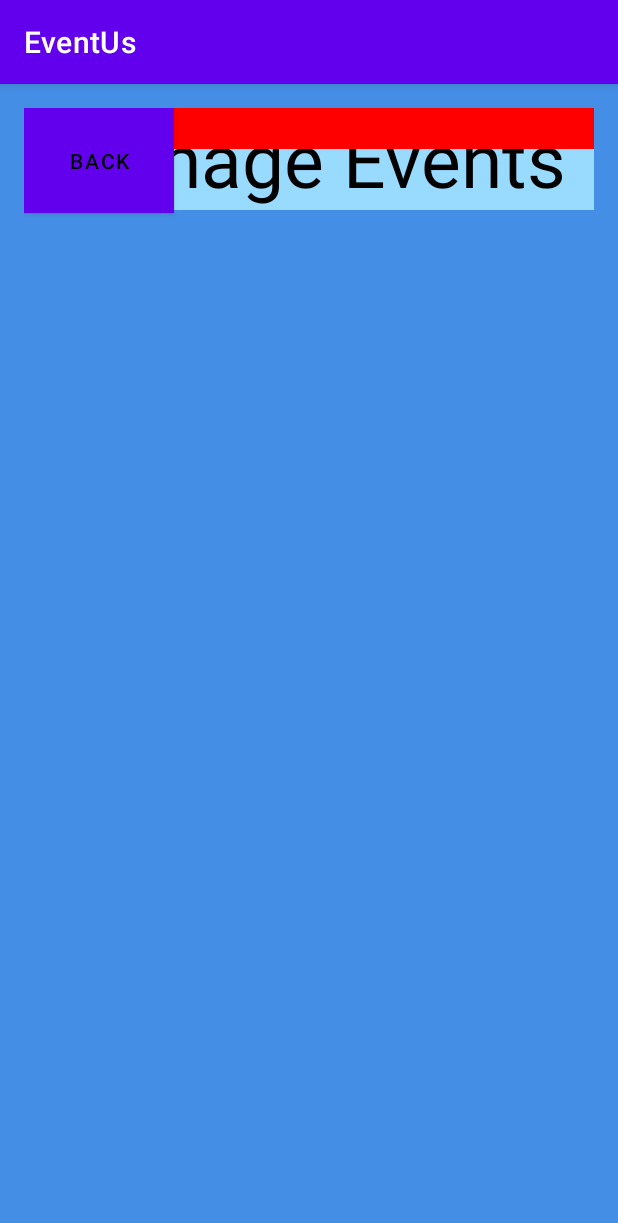
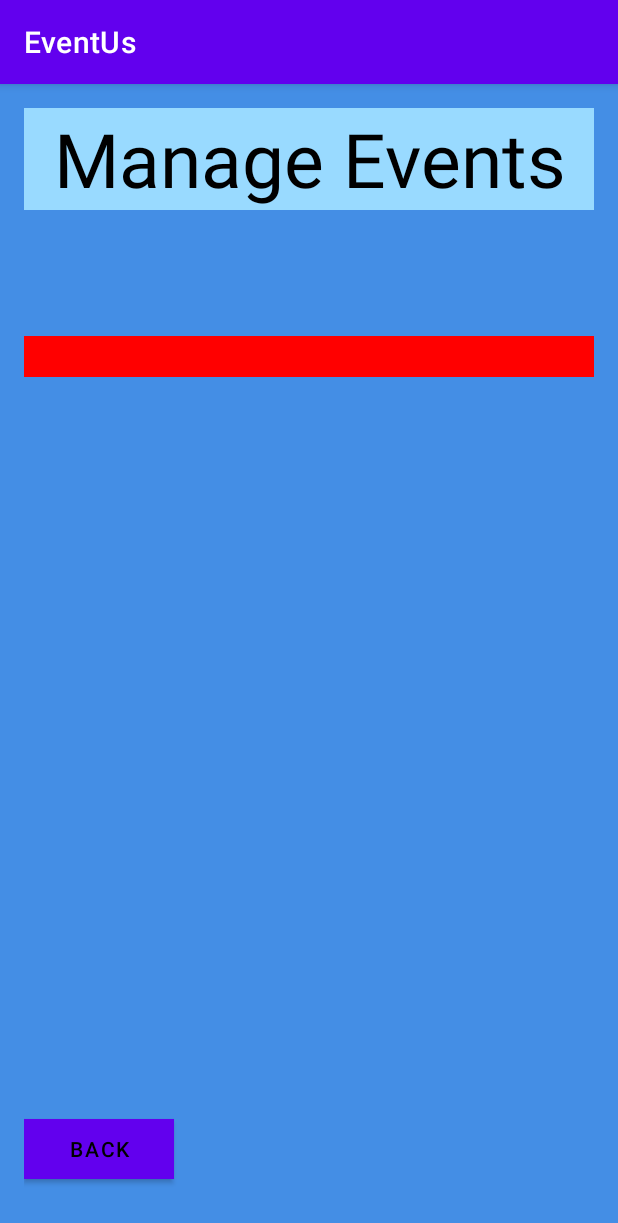
Before and after one commit to GalHillel/EventUs, an Android app: the Events screen opened through its navigation route, on a phone screen of 412 x 824 dp. Shown: the top 1223 px of the screen. Run offline under Robolectric (Android 15) with nearby library versions, the phone set to English and light mode, and no system bars.

Commit message:
add more color, new 2 navGraph, section 4 and 7 from figma

```diff
--- a/frontend/app/src/main/res/layout/fragment_manage_events_section7.xml
+++ b/frontend/app/src/main/res/layout/fragment_manage_events_section7.xml
@@ -1,5 +1,6 @@
 <?xml version="1.0" encoding="utf-8"?>
 <androidx.constraintlayout.widget.ConstraintLayout xmlns:android="http://schemas.android.com/apk/res/android"
+    xmlns:app="http://schemas.android.com/apk/res-auto"
     xmlns:tools="http://schemas.android.com/tools"
     android:id="@+id/sec7"
     android:layout_width="match_parent"
@@ -25,19 +26,21 @@
         tools:ignore="MissingConstraints,SpUsage" />
 
     <ScrollView
+        android:id="@+id/scrollView"
         android:layout_width="match_parent"
         android:layout_height="500dp"
-        tools:layout_editor_absoluteX="16dp"
-        tools:layout_editor_absoluteY="100dp"
-        tools:ignore="MissingConstraints">
+        app:layout_constraintBottom_toBottomOf="parent"
+        app:layout_constraintTop_toBottomOf="@+id/textView2"
+        tools:ignore="MissingConstraints"
+        tools:layout_editor_absoluteX="16dp">
 
         <TextView
             android:id="@+id/text_forScroll"
             android:layout_width="match_parent"
             android:layout_height="68dp"
-            android:textColor="@color/black"
             android:background="@color/red"
             android:gravity="center"
+            android:textColor="@color/black"
             android:textSize="20sp"
             tools:layout_editor_absoluteX="16dp"
             tools:layout_editor_absoluteY="16dp" />
@@ -45,15 +48,16 @@
 
     <Button
         android:id="@+id/button"
-
         android:layout_width="100dp"
-        android:layout_height="70dp"
+        android:layout_height="40dp"
         android:background="@color/teal_figma"
         android:text="@string/back"
         android:textColor="@color/black"
+        app:layout_constraintTop_toBottomOf="@+id/scrollView"
+        app:layout_constraintBottom_toBottomOf="parent"
         tools:ignore="MissingConstraints"
-        tools:layout_editor_absoluteX="7dp"
-        tools:layout_editor_absoluteY="626dp" />
+        tools:layout_editor_absoluteX="7dp" />
+
 
 
 </androidx.constraintlayout.widget.ConstraintLayout>
```
